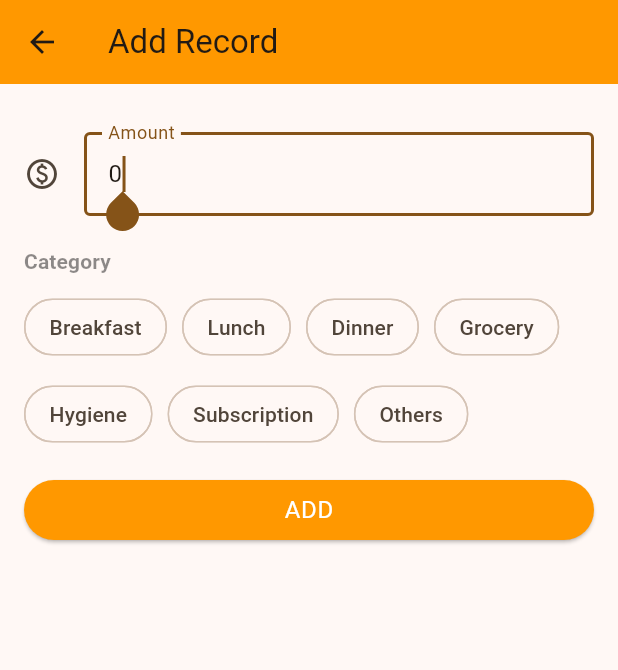
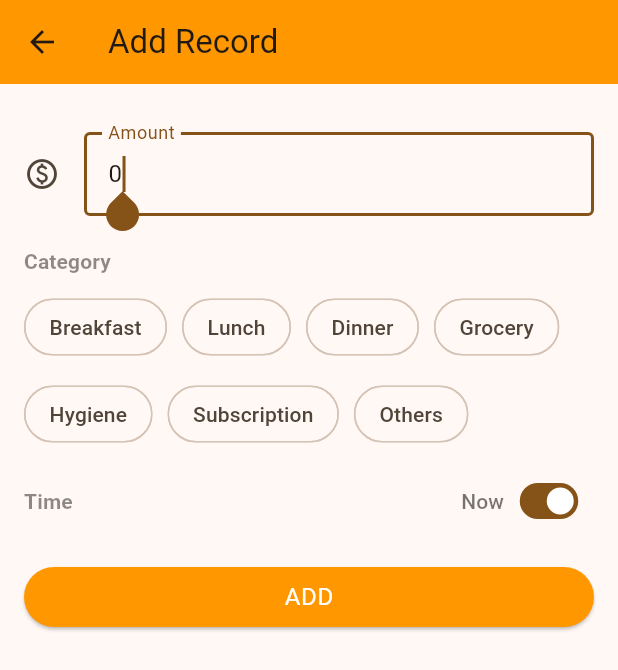
Before and after one commit to aidilrx04/duitgone2, a Flutter app: the AddRecord screen opened directly, on a phone screen of 412 x 824 dp. Shown: the top 670 px of the screen. Run offline on Flutter 3.47's test engine with Material 3 defaults, Android fonts, the phone set to English and light mode, and no system bars; our stand-ins replace fl_chart, permission_handler, shared_preferences; missing offline and left inert: dart:html; accounts and stored records are empty.

Commit message:
feat(app): allow user to set custom time

```diff
--- a/lib/screens/add_record/add_record.dart
+++ b/lib/screens/add_record/add_record.dart
@@ -1,5 +1,6 @@
 import 'package:duitgone2/models/category.dart';
 import 'package:duitgone2/models/transaction.dart';
+import 'package:duitgone2/screens/add_record/time_picker_section.dart';
 import 'package:flutter/material.dart';
 import 'package:flutter/services.dart';
 
@@ -20,6 +21,7 @@ class _AddRecordState extends State<AddRecord> {
   bool hasLoaded = false;
   bool isAmountValid = true;
   bool hasCatSelected = true;
+  TimeOfDay? timeOfDay;
 
   late FocusNode focusNode;
 
@@ -130,6 +132,16 @@ class _AddRecordState extends State<AddRecord> {
                   ),
               ],
             ),
+            SizedBox(
+              height: 10,
+            ),
+            TimePickerSection(
+              onTimeChanged: (TimeOfDay time) {
+                setState(() {
+                  timeOfDay = time;
+                });
+              },
+            ),
             if (hasCatSelected == false) ...[
               SizedBox(
                 height: 5,
@@ -168,7 +180,21 @@ class _AddRecordState extends State<AddRecord> {
   }
 
   Transaction _createTransaction(double amount, String cat) {
-    return Transaction(amount: amount, category: cat, date: DateTime.now());
+    final now = DateTime.now();
+    setState(() {
+      timeOfDay ??= TimeOfDay.now();
+    });
+    return Transaction(
+      amount: amount,
+      category: cat,
+      date: DateTime(
+        now.year,
+        now.month,
+        now.day,
+        timeOfDay!.hour,
+        timeOfDay!.minute,
+      ),
+    );
   }
 
   _onAddBtnTap(BuildContext context) {
--- /dev/null
+++ b/lib/screens/add_record/time_picker_section.dart
@@ -0,0 +1,98 @@
+import 'package:flutter/material.dart';
+
+class TimePickerSection extends StatefulWidget {
+  const TimePickerSection({super.key, required this.onTimeChanged});
+
+  final void Function(TimeOfDay time) onTimeChanged;
+
+  @override
+  State<TimePickerSection> createState() => _TimePickerSectionState();
+}
+
+class _TimePickerSectionState extends State<TimePickerSection> {
+  TimeOfDay timeOfDay = TimeOfDay.now();
+  bool isNow = true;
+
+  @override
+  Widget build(BuildContext context) {
+    return Column(
+      crossAxisAlignment: CrossAxisAlignment.start,
+      children: [
+        Row(
+          mainAxisAlignment: MainAxisAlignment.spaceBetween,
+          children: [
+            Text(
+              "Time",
+              style: Theme.of(context).textTheme.titleSmall!.copyWith(
+                    fontWeight: FontWeight.w600,
+                    color: Colors.black45,
+                  ),
+            ),
+            Row(
+              mainAxisAlignment: MainAxisAlignment.end,
+              children: [
+                Text(
+                  "Now",
+                  style: Theme.of(context).textTheme.titleSmall!.copyWith(
+                        color: isNow ? Colors.black54 : Colors.black45,
+                      ),
+                ),
+                Transform.scale(
+                  scale: .75,
+                  child: Switch(
+                    value: isNow,
+                    onChanged: _setIsNow,
+                  ),
+                )
+              ],
+            )
+          ],
+        ),
+        if (!isNow) ...[
+          SizedBox(
+            height: 5,
+          ),
+          Row(
+            mainAxisAlignment: MainAxisAlignment.spaceBetween,
+            children: [
+              Text(
+                "${timeOfDay.hour}:${timeOfDay.minute} ${timeOfDay.period.name}",
+                style: Theme.of(context)
+                    .textTheme
+                    .bodyLarge!
+                    .copyWith(color: Colors.black87),
+              ),
+              ElevatedButton(
+                onPressed: () async {
+                  await _showTimePicker(context);
+                },
+                child: Text("Select Time"),
+              ),
+            ],
+          )
+        ],
+      ],
+    );
+  }
+
+  void _setIsNow(bool value) {
+    setState(() {
+      isNow = value;
+      timeOfDay = TimeOfDay.now();
+    });
+  }
+
+  _showTimePicker(BuildContext context) async {
+    final selectedTime = await showTimePicker(
+      context: context,
+      initialTime: TimeOfDay.now(),
+    );
+
+    if (selectedTime == null) return;
+
+    setState(() {
+      timeOfDay = selectedTime;
+    });
+    widget.onTimeChanged(selectedTime);
+  }
+}
```
